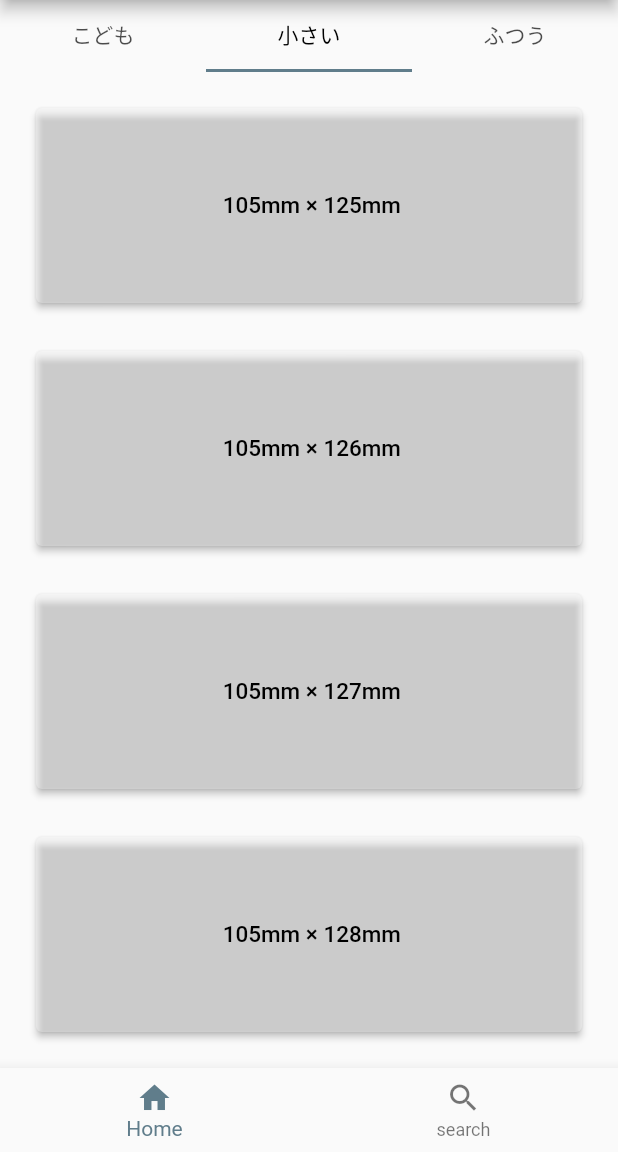
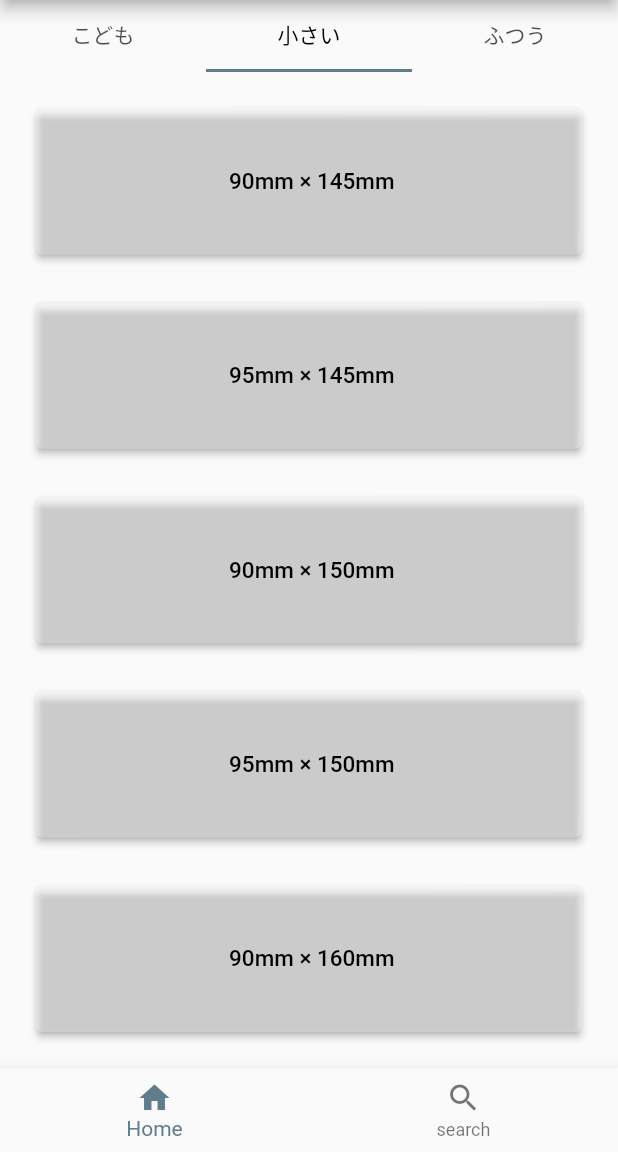
Before and after one commit to tai0116/mask2, a Flutter app: the screen it shows after launch, tab 2 chosen, on a phone screen of 412 x 824 dp, the part 84-1236 px from its top. Run offline on Flutter 3.47's test engine with Material 2 defaults, Android fonts, the phone set to English and light mode, and no system bars; our stand-ins replace cloud_firestore, firebase_core; missing offline and left inert: dart:ffi; accounts and stored records are empty.

```diff
--- a/lib/screens/first_page.dart
+++ b/lib/screens/first_page.dart
@@ -28,6 +28,7 @@ class _FirstPageState extends State<FirstPage> {
   int selectedIndex = 0;
   List<Widget> widgetOptions = [
     NavBottom(key: UniqueKey(), title: '80mm × 125mm'),
+    NavBottom(key: UniqueKey(), title: '85mm × 125mm'),
     NavBottom(key: UniqueKey(), title: '90mm × 125mm'),
     NavBottom(key: UniqueKey(), title: '90mm × 140mm'),
     NavBottom(key: UniqueKey(), title: '90mm × 145mm'),
@@ -71,7 +72,7 @@ class _FirstPageState extends State<FirstPage> {
                   heroTag: ('larger'),
                   backgroundColor: Colors.blueGrey.shade400,
                   foregroundColor: Colors.white,
-                  onPressed: (screenIndex == 5)
+                  onPressed: (screenIndex == 6)
                       ? null
                       : () {
                           setState(() {
--- a/lib/main.dart
+++ b/lib/screens/main.dart
@@ -1,7 +1,7 @@
 import 'package:firebase_core/firebase_core.dart';
 import 'package:flutter/material.dart';
 
-import 'screens/nav.dart';
+import 'nav.dart';
 
 Future<void> main() async {
   WidgetsFlutterBinding.ensureInitialized();
--- a/lib/screens/nav.dart
+++ b/lib/screens/nav.dart
@@ -1,7 +1,7 @@
 import 'package:flutter/material.dart';
 
 import 'home_screen.dart';
-import 'search_screen.dart';
+import '../search/search_screen.dart';
 
 class Nav extends StatefulWidget {
   @override
--- a/lib/screens/second_page.dart
+++ b/lib/screens/second_page.dart
@@ -25,10 +25,11 @@ class _SecondPageState extends State<SecondPage> {
 
   int selectedIndex = 0;
   List<Widget> widgetOptions = [
-    NavBottom(key: UniqueKey(), title: '105mm × 125mm'),
-    NavBottom(key: UniqueKey(), title: '105mm × 126mm'),
-    NavBottom(key: UniqueKey(), title: '105mm × 127mm'),
-    NavBottom(key: UniqueKey(), title: '105mm × 128mm'),
+    NavBottom(key: UniqueKey(), title: '90mm × 145mm'),
+    NavBottom(key: UniqueKey(), title: '95mm × 145mm'),
+    NavBottom(key: UniqueKey(), title: '90mm × 150mm'),
+    NavBottom(key: UniqueKey(), title: '95mm × 150mm'),
+    NavBottom(key: UniqueKey(), title: '90mm × 160mm'),
   ];
 
   @override
@@ -67,7 +68,7 @@ class _SecondPageState extends State<SecondPage> {
                   heroTag: ('larger'),
                   backgroundColor: Colors.blueGrey.shade400,
                   foregroundColor: Colors.white,
-                  onPressed: (screenIndex == 3)
+                  onPressed: (screenIndex == 4)
                       ? null
                       : () {
                           setState(() {
--- a/lib/screens/second_tab.dart
+++ b/lib/screens/second_tab.dart
@@ -9,10 +9,11 @@ class Second extends StatefulWidget {
 
 class _SecondState extends State<Second> {
   List<String> _texts = [
-    " 105mm × 125mm",
-    " 105mm × 126mm",
-    " 105mm × 127mm",
-    " 105mm × 128mm",
+    " 90mm × 145mm",
+    " 95mm × 145mm",
+    " 90mm × 150mm",
+    " 95mm × 150mm",
+    " 90mm × 160mm",
   ];
 
   List<int> _pageNumbers = [
@@ -20,6 +21,7 @@ class _SecondState extends State<Second> {
     1,
     2,
     3,
+    4,
   ];
 
   @override
@@ -77,6 +79,19 @@ class _SecondState extends State<Second> {
               ],
             ),
           ),
+          Expanded(
+            flex: 1,
+            child: Row(
+              crossAxisAlignment: CrossAxisAlignment.stretch,
+              children: [
+                Expanded(
+                  flex: 1,
+                  child: _selectButton(
+                      _texts[4], SecondPage(_texts[4], _pageNumbers[4])),
+                )
+              ],
+            ),
+          ),
         ],
       ),
     );
```
Also changed, not shown: lib/screens/bottom_navigation_screen.dart (+32 -24 lines), lib/screens/first_tab.dart (+15 -0 lines), lib/screens/search_screen.dart (deleted, +0 -24 lines), lib/search/search_screen.dart (added, +28 -0 lines), 1 other file.
